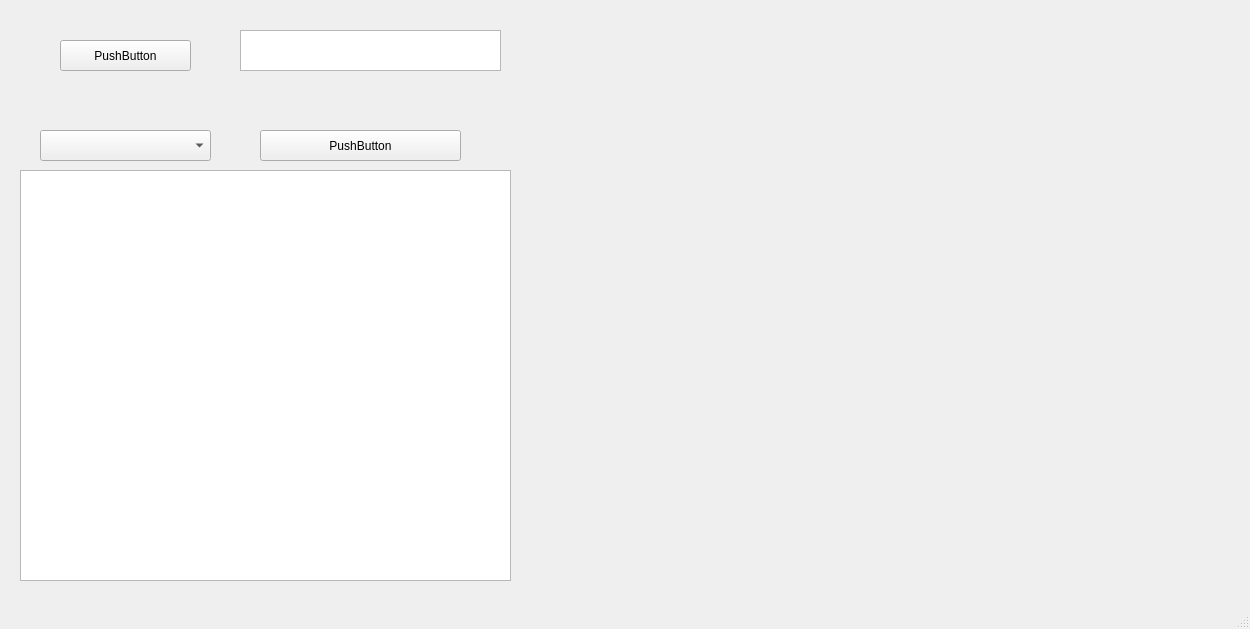
This is TestProject/mainwindow.ui in Salazarus-Black/TestProject as Qt 5 draws it before an edit. The edited form follows.
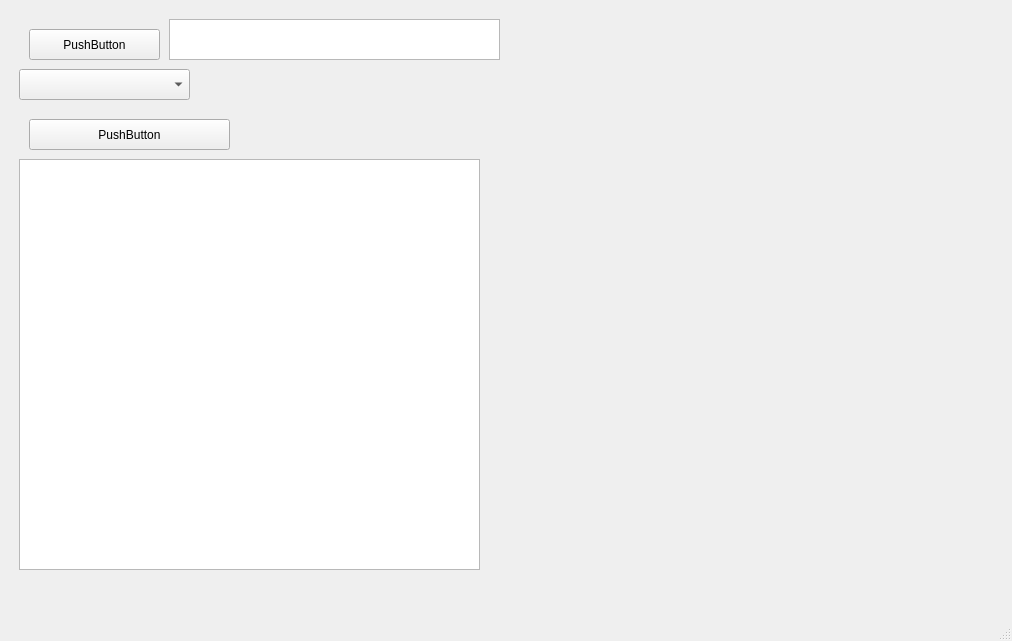
This is the edited form. Custom widgets are drawn as their Qt base class.

Diff of the .ui file:
```diff
--- a/TestProject/mainwindow.ui
+++ b/TestProject/mainwindow.ui
@@ -6,62 +6,32 @@
    <rect>
     <x>0</x>
     <y>0</y>
-    <width>1250</width>
-    <height>629</height>
+    <width>1012</width>
+    <height>641</height>
    </rect>
   </property>
   <property name="windowTitle">
    <string>MainWindow</string>
   </property>
   <widget class="QWidget" name="centralwidget">
-   <widget class="QPushButton" name="OpenFileButton">
-    <property name="geometry">
-     <rect>
-      <x>60</x>
-      <y>40</y>
-      <width>131</width>
-      <height>31</height>
-     </rect>
-    </property>
-    <property name="text">
-     <string>PushButton</string>
-    </property>
-   </widget>
-   <widget class="QTextBrowser" name="FilePath">
-    <property name="geometry">
-     <rect>
-      <x>240</x>
-      <y>30</y>
-      <width>261</width>
-      <height>41</height>
-     </rect>
-    </property>
-   </widget>
+   <layout class="QHBoxLayout" name="horizontalLayout_2">
+    <item>
+     <widget class="QWidget" name="widget_2" native="true">
    <widget class="QTextBrowser" name="textBrowser_2">
     <property name="geometry">
      <rect>
-      <x>20</x>
-      <y>170</y>
-      <width>491</width>
+         <x>10</x>
+         <y>150</y>
+         <width>461</width>
       <height>411</height>
      </rect>
     </property>
    </widget>
-   <widget class="QComboBox" name="comboBox">
-    <property name="geometry">
-     <rect>
-      <x>40</x>
-      <y>130</y>
-      <width>171</width>
-      <height>31</height>
-     </rect>
-    </property>
-   </widget>
    <widget class="QPushButton" name="DrawGraph">
     <property name="geometry">
      <rect>
-      <x>260</x>
-      <y>130</y>
+         <x>20</x>
+         <y>110</y>
       <width>201</width>
       <height>31</height>
      </rect>
@@ -70,21 +40,49 @@
      <string>PushButton</string>
     </property>
    </widget>
-   <widget class="QWidget" name="horizontalLayoutWidget">
+      <widget class="QComboBox" name="comboBox">
     <property name="geometry">
      <rect>
-      <x>570</x>
-      <y>90</y>
-      <width>661</width>
-      <height>481</height>
-     </rect>
-    </property>
+         <x>10</x>
+         <y>60</y>
+         <width>171</width>
+         <height>31</height>
+        </rect>
+       </property>
+      </widget>
+      <widget class="QTextBrowser" name="FilePath">
+       <property name="geometry">
+        <rect>
+         <x>160</x>
+         <y>10</y>
+         <width>331</width>
+         <height>41</height>
+        </rect>
+       </property>
+      </widget>
+      <widget class="QPushButton" name="OpenFileButton">
+       <property name="geometry">
+        <rect>
+         <x>20</x>
+         <y>20</y>
+         <width>131</width>
+         <height>31</height>
+        </rect>
+       </property>
+       <property name="text">
+        <string>PushButton</string>
+       </property>
+      </widget>
+     </widget>
+    </item>
+    <item>
     <layout class="QHBoxLayout" name="horizontalLayout">
      <item>
       <widget class="QCustomPlot" name="widget" native="true"/>
      </item>
     </layout>
-   </widget>
+    </item>
+   </layout>
   </widget>
   <widget class="QMenuBar" name="menubar">
    <property name="geometry">
```
Left out of the diff: 2 changed lines with no effect on the pictures. Lines whose indentation alone changed are shown as unchanged.
